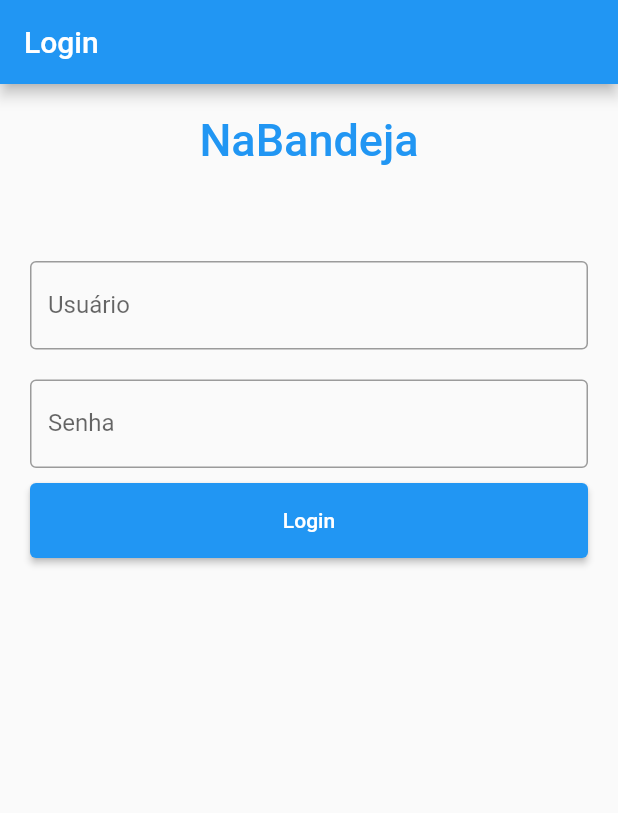
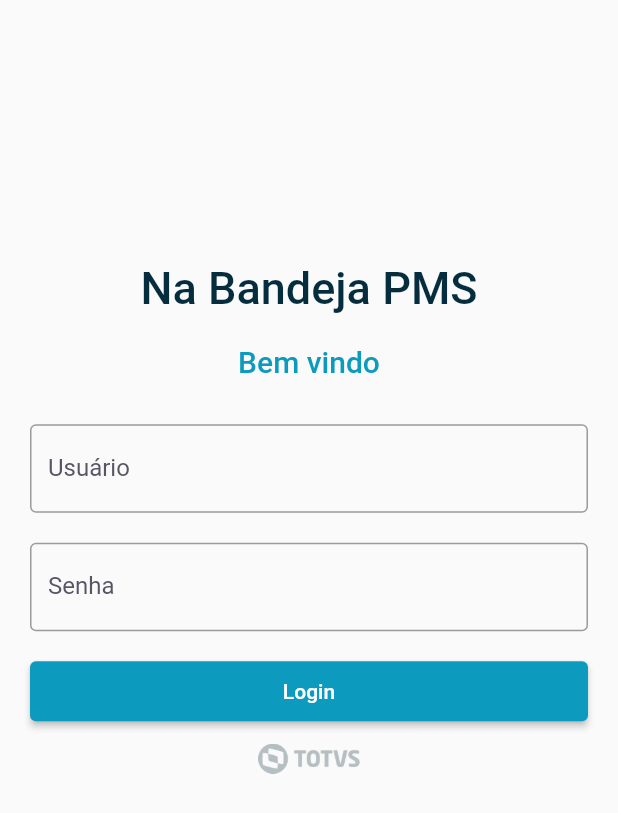
Before and after one commit to furiousk/nabandeja, a Flutter app: the screen it shows after launch, on a phone screen of 412 x 824 dp. Shown: the top 813 px of the screen. Run offline on Flutter 3.47's test engine with Material 2 defaults, Android fonts, the phone set to English and light mode, and no system bars; our stand-ins replace shared_preferences.

Commit message:
feat(styles) changed the theme colors

```diff
--- /dev/null
+++ b/lib/assets/themes/app_colors.dart
@@ -0,0 +1,15 @@
+import 'package:flutter/material.dart';
+
+class AppColors {
+  static const primary = Color(0xFF052D3E);
+  static const secondary = Color(0xFF0C9ABE);
+  static const grey = Color(0xFF585666);
+  static const info = Color(0xFFE58F2C);
+  static const delete = Color(0xFFE83F5B);
+  static const heading = Color(0xFF052D3E);
+  static const body = Color(0xFF706E7A);
+  static const stroke = Color(0xFF0C9ABE);
+  static const shape = Color(0xFFFAFAFC);
+  static const background = Color(0xFFFFFFFF);
+  static const input = Color(0xFFB1B0B8);
+}
--- /dev/null
+++ b/lib/assets/themes/app_images.dart
@@ -0,0 +1,3 @@
+class AppImages {
+  static const logoMini = "assets/images/totvs-logo.png";
+}
--- a/lib/widget/company/index.dart
+++ b/lib/widget/company/index.dart
@@ -1,4 +1,5 @@
 import 'package:flutter/material.dart';
+import 'package:nabandeja/assets/themes/app_colors.dart';
 import './card_build.dart';
 
 class CompanyApp extends StatelessWidget {
@@ -8,6 +9,7 @@ class CompanyApp extends StatelessWidget {
   Widget build(BuildContext context) {
     return Scaffold(
         appBar: AppBar(
+          backgroundColor: AppColors.primary,
           title: const Text('Estabelecimentos'),
         ),
         body: Container(
--- a/lib/widget/home/index.dart
+++ b/lib/widget/home/index.dart
@@ -1,4 +1,5 @@
 import 'package:flutter/material.dart';
+import 'package:nabandeja/assets/themes/app_colors.dart';
 
 class Home extends StatelessWidget {
   const Home({super.key});
@@ -7,6 +8,7 @@ class Home extends StatelessWidget {
   Widget build(BuildContext context) {
     return Scaffold(
       appBar: AppBar(
+        backgroundColor: AppColors.primary,
         title: const Text('Home'),
       ),
       body: Center(
--- a/lib/widget/login/form.dart
+++ b/lib/widget/login/form.dart
@@ -1,4 +1,6 @@
 import 'package:flutter/material.dart';
+import 'package:nabandeja/assets/themes/app_colors.dart';
+import 'package:nabandeja/assets/themes/app_images.dart';
 import '../company/index.dart';
 import 'methods.dart';
 
@@ -15,34 +17,48 @@ class _ContentStatefulWidgetState extends State<ContentStatefulWidget> {
 
   @override
   Widget build(BuildContext context) {
+    final size = MediaQuery.of(context).size;
     return Padding(
-        padding: const EdgeInsets.all(10),
+        padding: EdgeInsets.fromLTRB(10, size.height / 5, 10, 10),
         child: ListView(
           children: <Widget>[
             Container(
               alignment: Alignment.center,
               padding: const EdgeInsets.all(10),
               child: const Text(
-                  'NaBandeja',
+                'Na Bandeja PMS',
                 style: TextStyle(
-                    color: Colors.blue,
+                  color: AppColors.primary,
                   fontWeight: FontWeight.w500,
                   fontSize: 30,
                 ),
               )),
             Container(
               alignment: Alignment.center,
-                padding: const EdgeInsets.all(10),
+              padding: const EdgeInsets.fromLTRB(10, 10, 10, 20),
               child: const Text(
-                  '',
-                  style: TextStyle(fontSize: 20),
+                'Bem vindo',
+                style: TextStyle(
+                  color: AppColors.secondary,
+                  fontWeight: FontWeight.w500,
+                  fontSize: 20,
+                ),
               )),
             Container(
               padding: const EdgeInsets.all(10),
               child: TextField(
+                cursorColor: AppColors.secondary,
                 controller: nameController,
                 decoration: const InputDecoration(
-                  border: OutlineInputBorder(),
+                  focusedBorder: OutlineInputBorder(
+                    borderSide: BorderSide(color: AppColors.secondary),
+                  ),
+                  border: OutlineInputBorder(
+                    borderSide: BorderSide(color: AppColors.grey),
+                  ),
+                  labelStyle: TextStyle(
+                    color: AppColors.grey,
+                  ),
                   labelText: 'Usuário',
                 ),
               ),
@@ -51,18 +67,26 @@ class _ContentStatefulWidgetState extends State<ContentStatefulWidget> {
               padding: const EdgeInsets.all(10),
               child: TextField(
                 obscureText: true,
+                cursorColor: AppColors.secondary,
                 controller: passwordController,
                 decoration: const InputDecoration(
-                  border: OutlineInputBorder(),
+                  focusedBorder: OutlineInputBorder(
+                    borderSide: BorderSide(color: AppColors.secondary),
+                  ),
+                  border: OutlineInputBorder(
+                    borderSide: BorderSide(color: AppColors.grey),
+                  ),
+                  labelStyle: TextStyle(
+                    color: AppColors.grey,
+                  ),
                   labelText: 'Senha',
                 ),
               ),
             ),
             Container(
               height: 50,
-                padding: const EdgeInsets.fromLTRB(10, 0, 10, 0),
+              padding: const EdgeInsets.fromLTRB(10, 10, 10, 0),
               child: ElevatedButton(
-                  child: const Text('Login'),
                 onPressed: () async {
                   var result = await _methods.auth(
                       nameController.text, passwordController.text);
@@ -70,11 +94,22 @@ class _ContentStatefulWidgetState extends State<ContentStatefulWidget> {
                     if (!mounted) return;
                     Navigator.push(
                       context,
-                        MaterialPageRoute(builder: (context) => CompanyApp()),
+                      MaterialPageRoute(builder: (context) => const CompanyApp()),
                     );
                   }
                 },
+                style: ElevatedButton.styleFrom(
+                  primary: AppColors.secondary,
+                ),
+                child: const Text('Login'),
               )),
+            Container(
+              margin: const EdgeInsets.all(15),
+              child: Image.asset(
+                AppImages.logoMini,
+                height: 20,
+              ),
+            ),
           ],
         ));
   }
--- a/lib/widget/login/index.dart
+++ b/lib/widget/login/index.dart
@@ -1,18 +1,14 @@
 import 'package:flutter/material.dart';
-
 import 'form.dart';
 
 class LoginApp extends StatelessWidget {
   const LoginApp({Key? key}) : super(key: key);
-  static const String _title = 'Login';
 
   @override
   Widget build(BuildContext context) {
-    return MaterialApp(
-      title: _title,
+    return const MaterialApp(
       home: Scaffold(
-        appBar: AppBar(title: const Text(_title)),
-        body: const ContentStatefulWidget(),
+        body: ContentStatefulWidget()
       ),
     );
   }
--- a/lib/widget/order/index.dart
+++ b/lib/widget/order/index.dart
@@ -1,4 +1,5 @@
 import 'package:flutter/material.dart';
+import 'package:nabandeja/assets/themes/app_colors.dart';
 import 'card_build.dart';
 import 'text_company_name.dart';
 
@@ -54,11 +55,12 @@ class _Order extends State<OrderApp> with SingleTickerProviderStateMixin {
 
   @override
   Widget build(BuildContext context) {
-    return MaterialApp(
-      home: DefaultTabController(
+    return DefaultTabController(
         length: 4,
         child: Scaffold(
           appBar: AppBar(
+            backgroundColor: AppColors.primary,
+            shape: const Border(bottom: BorderSide(color: AppColors.secondary)),
             bottom: const TabBar(
               tabs: [
                 Tab(icon: Icon(Icons.receipt), text: 'Fila'),
@@ -156,6 +158,7 @@ class _Order extends State<OrderApp> with SingleTickerProviderStateMixin {
               ),
               FloatingActionButton(
                 onPressed: _toggle,
+                backgroundColor: AppColors.secondary,
                 child: AnimatedIcon(
                   icon: AnimatedIcons.menu_close,
                   progress: _buttonAnimatedIcon,
@@ -184,7 +187,6 @@ class _Order extends State<OrderApp> with SingleTickerProviderStateMixin {
             ],
           ),
         ),
-      ),
     );
   }
 }
--- a/pubspec.yaml
+++ b/pubspec.yaml
@@ -61,6 +61,9 @@ flutter:
   uses-material-design: true
 
   # To add assets to your application, add an assets section, like this:
+
+  assets:
+    - assets/images/
   # assets:
   #   - images/a_dot_burr.jpeg
   #   - images/a_dot_ham.jpeg
```
Also changed, not shown: assets/images/totvs-logo.png (added), assets/images/totvs-logo.svg (added). Lines whose indentation alone changed are shown as unchanged.
